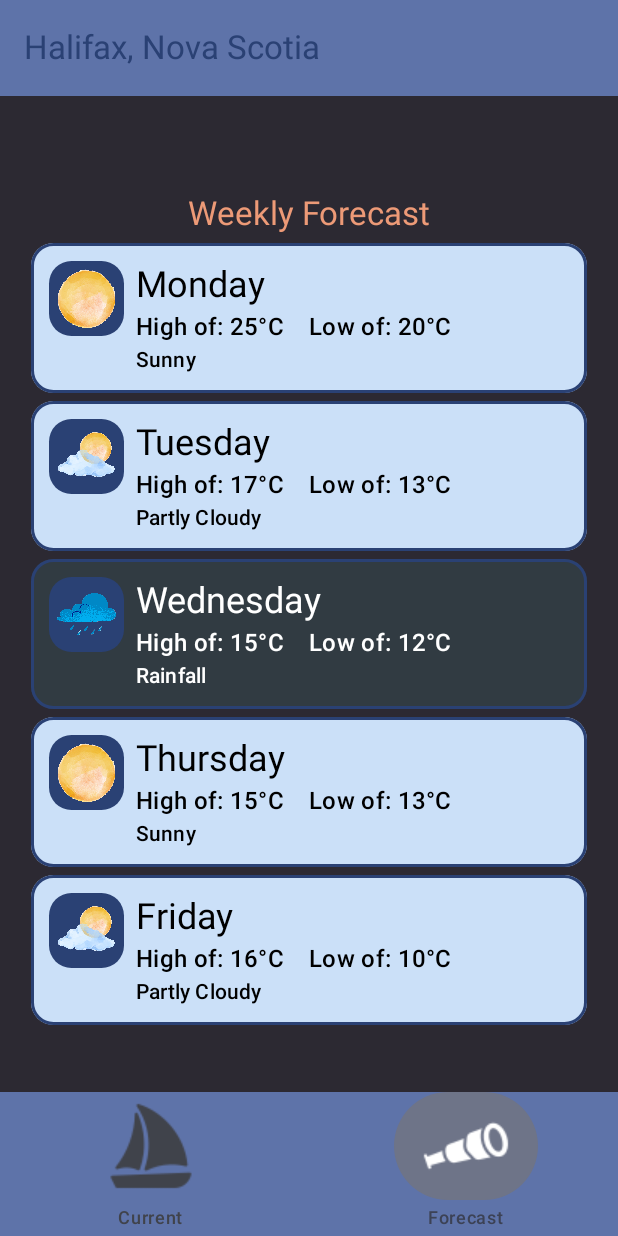
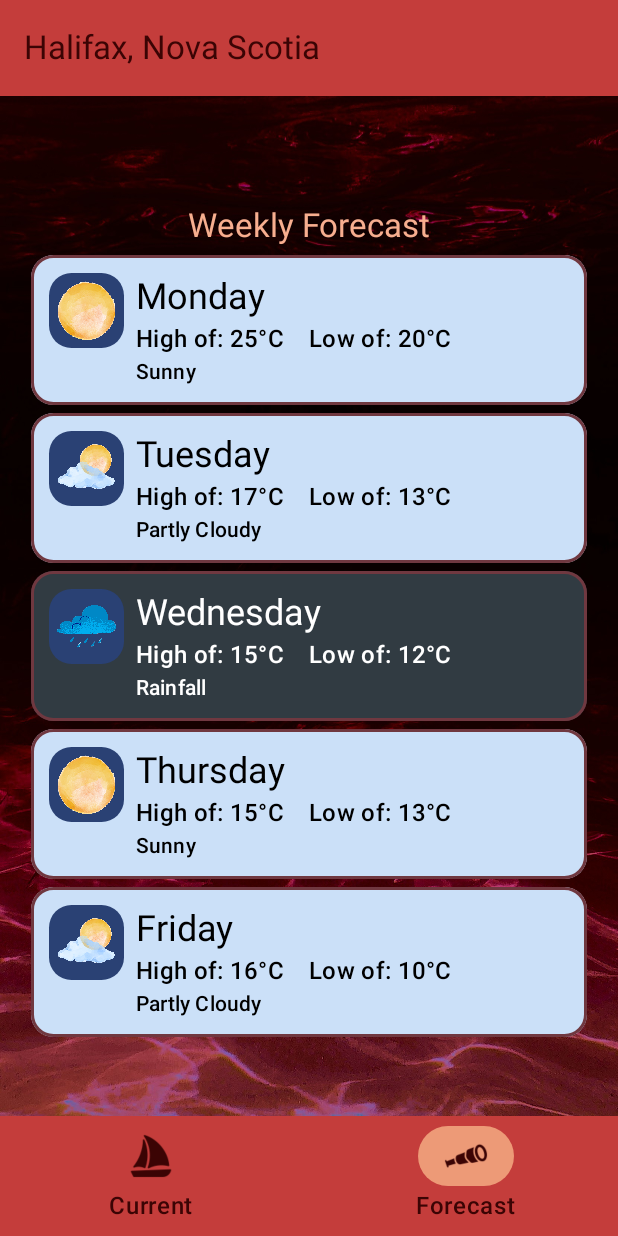
Before and after one commit to LadyJane1114/RedSky, an Android app built with Jetpack Compose: the screen it shows after launch (MainActivity), item 2 of the bottom bar chosen, on a phone screen of 412 x 824 dp. Run offline under Robolectric (Android 15) with nearby library versions, the phone set to English and light mode, and no system bars.

Commit message:
Updated design elements

```diff
--- a/app/src/main/java/com/example/redsky/MainActivity.kt
+++ b/app/src/main/java/com/example/redsky/MainActivity.kt
@@ -6,6 +6,7 @@ import androidx.activity.ComponentActivity
 import androidx.activity.compose.setContent
 import androidx.activity.enableEdgeToEdge
 import androidx.compose.foundation.layout.padding
+import androidx.compose.foundation.layout.size
 import androidx.compose.material3.ExperimentalMaterial3Api
 import androidx.compose.material3.Icon
 import androidx.compose.ui.Modifier
@@ -13,6 +14,7 @@ import androidx.compose.ui.Modifier
 import androidx.compose.material3.MaterialTheme
 import androidx.compose.material3.NavigationBar
 import androidx.compose.material3.NavigationBarItem
+import androidx.compose.material3.NavigationBarItemColors
 import androidx.compose.material3.Scaffold
 import androidx.compose.material3.Text
 import androidx.compose.material3.TopAppBar
@@ -22,11 +24,16 @@ import androidx.compose.runtime.getValue
 import androidx.compose.runtime.mutableIntStateOf
 import androidx.compose.runtime.remember
 import androidx.compose.runtime.setValue
+import androidx.compose.ui.graphics.Color
+import androidx.compose.ui.graphics.Color.Companion.Transparent
 import androidx.compose.ui.res.painterResource
+import androidx.compose.ui.unit.dp
+import androidx.compose.ui.unit.sp
 import androidx.navigation.compose.NavHost
 import androidx.navigation.compose.rememberNavController
 import androidx.navigation.compose.composable
 import com.example.redsky.data.PlaceholderCurrentWeather
+import com.example.redsky.data.PlaceholderCurrentWeather.sampleCurrent
 import com.example.redsky.data.PlaceholderData
 import com.example.redsky.data.PlaceholderData.forecastSample
 
@@ -34,7 +41,14 @@ import com.example.redsky.data.PlaceholderData.forecastSample
 import com.example.redsky.ui.screens.CurrentWeather
 import com.example.redsky.ui.screens.DailyForecast
 import com.example.redsky.ui.screens.ForecastList
+import com.example.redsky.ui.theme.BannerHighlight
+import com.example.redsky.ui.theme.BannerRed
+import com.example.redsky.ui.theme.BannerText
+import com.example.redsky.ui.theme.Pink80
 import com.example.redsky.ui.theme.RedSkyTheme
+import com.example.redsky.ui.theme.Sunrise
+import com.example.redsky.ui.theme.SunriseHighlight
+import com.example.redsky.ui.theme.Sunset
 
 @OptIn(ExperimentalMaterial3Api::class)
 @SuppressLint("UnusedMaterial3ScaffoldPaddingParameter")
@@ -47,8 +61,8 @@ fun DisplayUI() {
         topBar = {
             TopAppBar(
                 colors = TopAppBarDefaults.topAppBarColors(
-                    containerColor = MaterialTheme.colorScheme.primaryContainer,
-                    titleContentColor = MaterialTheme.colorScheme.primary
+                    containerColor = BannerRed,
+                    titleContentColor = BannerText
                 ),
                 title = {
                     Text("Halifax, Nova Scotia")
@@ -57,42 +71,64 @@ fun DisplayUI() {
         },
         bottomBar = {
             NavigationBar(
-                containerColor = MaterialTheme.colorScheme.primaryContainer,
-                contentColor = MaterialTheme.colorScheme.primary
+                containerColor = BannerRed,
+                contentColor = BannerText
             )
             {
                 NavigationBarItem(
                     label = {
-                        Text("Current")
+                        Text("Current",
+                            fontSize = 16.sp)
                     },
                     icon = {
                         Icon(
                             painter = painterResource(R.drawable.sailing_boat),
-                            contentDescription = "Boat Icon"
+                            contentDescription = "Boat Icon",
+                            modifier = Modifier.size(32.dp)
                         )
                     },
                     selected = selectedItem == 0,
                     onClick = {
                         selectedItem = 0
                         navController.navigate("Current")
-                    }
+                    },
+                    colors = NavigationBarItemColors(
+                        selectedIconColor = BannerText,
+                        unselectedIconColor = BannerText,
+                        selectedTextColor = BannerText,
+                        unselectedTextColor = BannerText,
+                        selectedIndicatorColor = Sunrise,
+                        disabledIconColor = Transparent,
+                        disabledTextColor = BannerText,
+                    )
                 )
 
                 NavigationBarItem(
                     label = {
-                        Text("Forecast")
+                        Text("Forecast",
+                            fontSize = 16.sp)
                     },
                     icon = {
                         Icon(
                             painter = painterResource(R.drawable.telescope),
-                            contentDescription = "telescope Icon"
+                            contentDescription = "telescope Icon",
+                            modifier = Modifier.size(32.dp)
                         )
                     },
                     selected = selectedItem == 1,
                     onClick = {
                         selectedItem= 1
                         navController.navigate("Forecast")
-                    }
+                    },
+                    colors = NavigationBarItemColors(
+                        selectedIconColor = BannerText,
+                        unselectedIconColor = BannerText,
+                        selectedTextColor = BannerText,
+                        unselectedTextColor = BannerText,
+                        selectedIndicatorColor = Sunrise,
+                        disabledIconColor = Transparent,
+                        disabledTextColor = BannerText,
+                    )
                 )
             }
         }
@@ -110,7 +146,7 @@ fun DisplayUI() {
             }
             composable(route = "Forecast")
             {
-                ForecastList(PlaceholderData.forecastSample)
+                ForecastList(forecastSample)
             }
         }
     }
--- a/app/src/main/java/com/example/redsky/ui/screens/CurrentWeather.kt
+++ b/app/src/main/java/com/example/redsky/ui/screens/CurrentWeather.kt
@@ -52,7 +52,6 @@ fun CurrentWeather(current: Current) {
                 contentDescription = current.condition,
                 modifier = Modifier
                     .fillMaxWidth()
-                    .padding(0.dp, 20.dp)
             )
 
             Text(
--- a/app/src/main/java/com/example/redsky/ui/screens/DailyForecast.kt
+++ b/app/src/main/java/com/example/redsky/ui/screens/DailyForecast.kt
@@ -10,6 +10,7 @@ import androidx.compose.foundation.layout.Column
 import androidx.compose.foundation.layout.Row
 import androidx.compose.foundation.layout.Spacer
 import androidx.compose.foundation.layout.fillMaxHeight
+import androidx.compose.foundation.layout.fillMaxSize
 import androidx.compose.foundation.layout.fillMaxWidth
 import androidx.compose.foundation.layout.padding
 import androidx.compose.foundation.layout.size
@@ -30,12 +31,17 @@ import androidx.compose.ui.graphics.Color
 import androidx.compose.ui.layout.ContentScale
 import androidx.compose.ui.res.painterResource
 import androidx.compose.ui.unit.dp
+import com.example.redsky.R
 import com.example.redsky.models.Forecast
+import com.example.redsky.models.Current
 import com.example.redsky.ui.theme.DayRain
+import com.example.redsky.ui.theme.Midnight
 import com.example.redsky.ui.theme.NightRain
 import com.example.redsky.ui.theme.SunnyBlue
 import com.example.redsky.ui.theme.Sunrise
-
+import com.example.redsky.ui.theme.SunriseHighlight
+import com.example.redsky.ui.theme.Sunset
+import com.example.redsky.ui.theme.Twilight
 
 
 fun getForecastBackgroundColor(condition:String): Color {
@@ -52,16 +58,7 @@ fun getForecastTextColor(condition:String): Color {
         "sunny" -> Color.Black
         "rainfall" -> Color.White
         "partly cloudy" -> Color.Black
-        else -> Color.White
-    }
-}
-
-fun getTodaysBackgroundColor(condition: String): Color {
-    return when (condition.lowercase()){
-        "sunny" -> SunnyBlue
-        "rainfall" -> DayRain
-        "partly cloudy" -> SunnyBlue
-        else -> Color.White
+        else -> Color.Black
     }
 }
 
@@ -71,24 +68,30 @@ fun ForecastList(forecasts: List<Forecast>) {
     Box(
         modifier = Modifier
             .fillMaxWidth()
-            .fillMaxHeight()
-            .background(NightRain),
+            .fillMaxHeight(),
         contentAlignment = Alignment.Center
     ) {
-        LazyColumn (
+        Image(
+            painter = painterResource(id = R.drawable.red_ocean),
+            contentDescription = "Red Ocean",
+            contentScale = ContentScale.Crop,
+            modifier = Modifier.fillMaxSize()
+        )
+            LazyColumn(
                 modifier = Modifier
                     .padding(top = 30.dp, bottom = 5.dp),
                 horizontalAlignment = Alignment.CenterHorizontally
             ) {
                 item {
-                Text(modifier = Modifier
+                    Text(
+                        modifier = Modifier
                             .padding(bottom = 5.dp),
                         text = "Weekly Forecast",
                         style = MaterialTheme.typography.titleLarge,
-                    color = Sunrise
+                        color = SunriseHighlight
                     )
                 }
-            items(forecasts){ forecast -> DailyForecast(forecast)}
+                items(forecasts) { forecast -> DailyForecast(forecast) }
             }
         }
     }
@@ -109,7 +112,7 @@ fun DailyForecast (forecast: Forecast){
         Row(modifier = Modifier
             .background(forecastBackgroundColor,RoundedCornerShape(15.dp))
             .fillMaxWidth(0.9F)
-            .border(2.dp, MaterialTheme.colorScheme.primary, RoundedCornerShape(15.dp))
+            .border(2.dp, Sunset, RoundedCornerShape(15.dp))
             .padding(12.dp)
             .clickable { isExpanded = !isExpanded }
 
--- a/app/src/main/java/com/example/redsky/ui/theme/Color.kt
+++ b/app/src/main/java/com/example/redsky/ui/theme/Color.kt
@@ -15,5 +15,11 @@ val DayRain = Color(0xFF313B42)
 val Midnight = Color(0xFF14161C)
 val NightRain = Color(0xFF2C2932)
 val Twilight = Color(0xFF32251E)
-val Sunrise = Color(0xFFED9A77)
-val Sunset = Color(0xFF703840)
+val Sunrise: Color = Color(0xFFED9A77)
+val Sunset: Color = Color(0xFF703840)
+
+val SunriseHighlight: Color = Color(0xFFf7ae8f)
+
+val BannerRed: Color = Color (0xFFc43d3b)
+val BannerHighlight: Color = Color (0xFFf55d5d)
+val BannerText: Color = Color(0xFF3b0404)
```
Also changed, not shown: app/src/main/res/drawable/red_ocean.jpg (added). Lines whose indentation alone changed are shown as unchanged.
